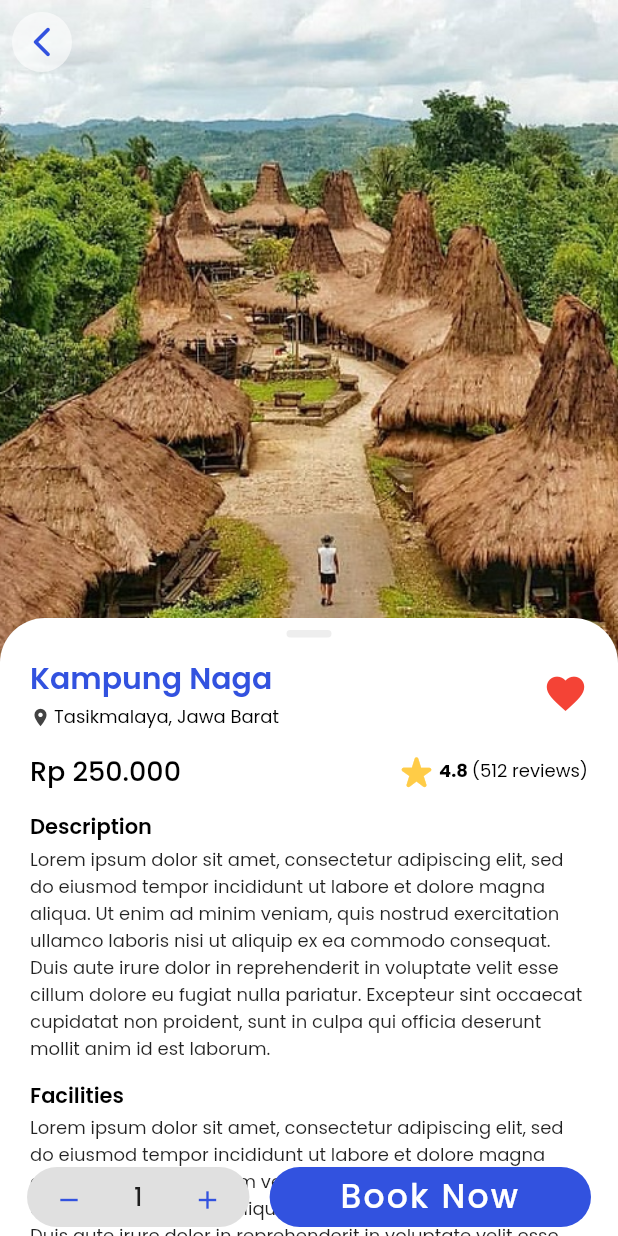
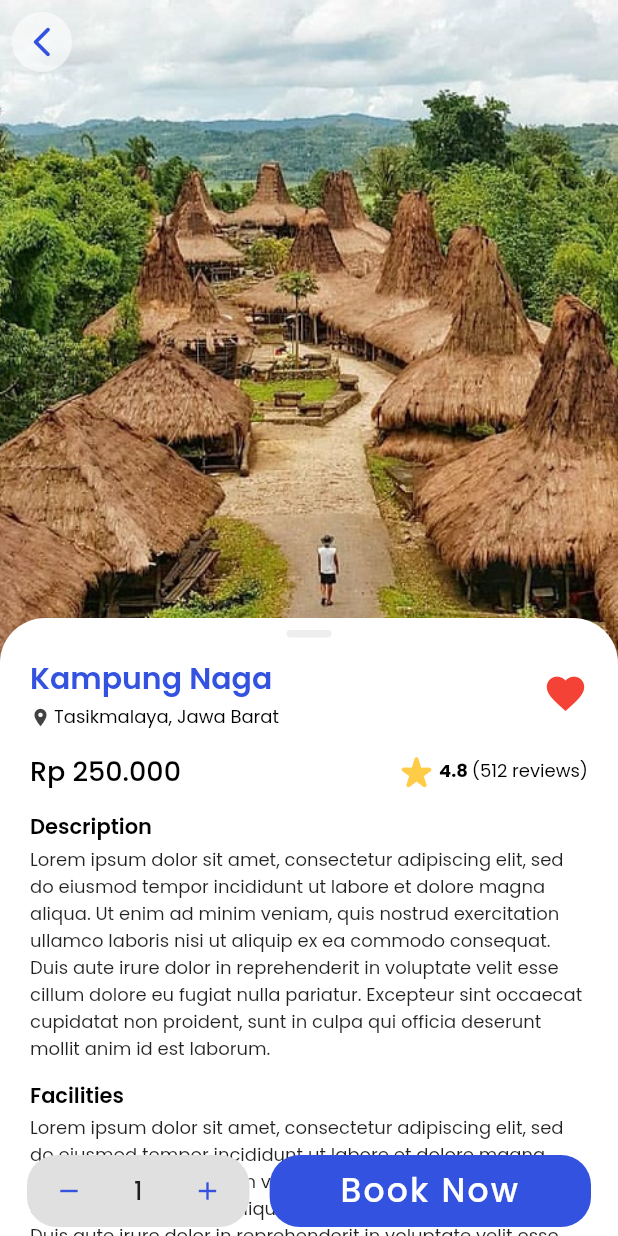
Before and after one commit to attalariq123/noesatrip-mobile-app, a Flutter app: the DestinationOverviewPage screen opened directly, on a phone screen of 412 x 824 dp. Run offline on Flutter 3.47's test engine with Material 2 defaults, Android fonts, the phone set to English and light mode, and no system bars; our stand-ins replace flutter_svg, google_fonts; network calls fail.

Commit message:
button style

```diff
--- a/lib/presentation/widgets/destination_overview_page/booking_button.dart
+++ b/lib/presentation/widgets/destination_overview_page/booking_button.dart
@@ -46,7 +46,7 @@ class _BookingButtonState extends State<BookingButton> {
                 color: Colors.grey[300],
               ),
               width: _screenSize.width * 0.36,
-              height: 40,
+              height: 48,
               child: Padding(
                 padding: const EdgeInsets.symmetric(
                   horizontal: 4,
@@ -85,13 +85,15 @@ class _BookingButtonState extends State<BookingButton> {
                 ),
               ),
             ),
-            Container(
+            GestureDetector(
+              onTap: () => Navigator.of(context).pop(),
+              child: Container(
                 decoration: BoxDecoration(
                   borderRadius: BorderRadius.circular(20),
                   color: const Color(0xFF3252DF),
                 ),
                 width: _screenSize.width * 0.52,
-              height: 40,
+                height: 48,
                 child: Center(
                   child: Text(
                     'Book Now',
@@ -106,6 +108,7 @@ class _BookingButtonState extends State<BookingButton> {
                   ),
                 ),
               ),
+            ),
           ],
         ),
       ),
```
Lines whose indentation alone changed are shown as unchanged.
